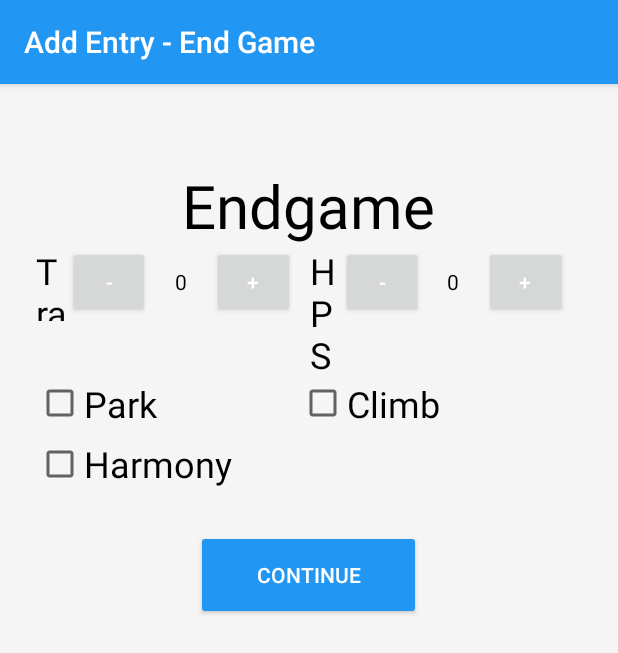
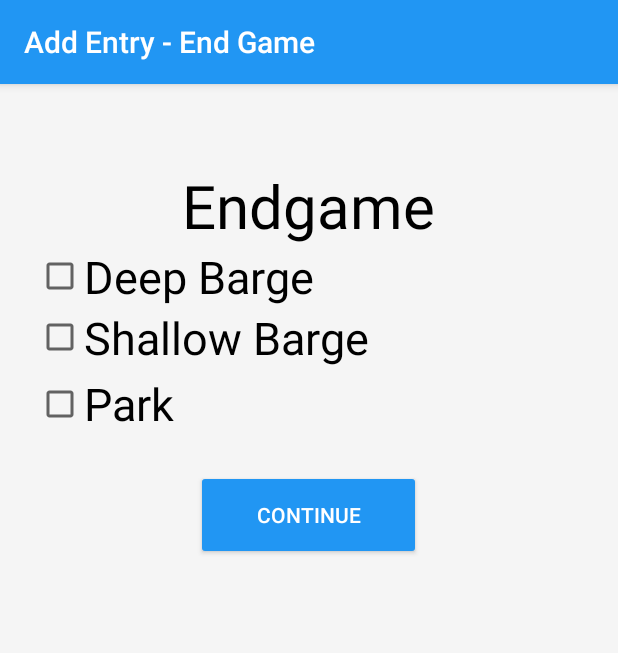
Before and after one commit to RaiderRobotix/Scouting-App, an Android app: the fragment EndGameFragment shown on its own in the app's theme, on a phone screen of 412 x 824 dp. Shown: the top 653 px of the screen. Run offline under Robolectric (Android 15) with nearby library versions, the light colour scheme and no system bars; 1 statement that could not run was skipped.

Commit message:
1/30/2025 4:08pm Ummi.

```diff
--- a/scoutingapp/src/main/java/org/usfirst/frc/team25/scouting/ui/dataentry/EndGameFragment.java
+++ b/scoutingapp/src/main/java/org/usfirst/frc/team25/scouting/ui/dataentry/EndGameFragment.java
@@ -23,8 +23,7 @@ import static org.usfirst.frc.team25.scouting.ui.UiHelper.hideKeyboard;
 
 public class EndGameFragment extends Fragment implements EntryFragment {
 
-    private ButtonIncDecSet trap, hps;
-    private CheckBox climb, park, harmony;
+    private CheckBox park, deepBarge, shallowBarge;
     private ScoutEntry entry;
 
 
@@ -47,11 +46,9 @@ public class EndGameFragment extends Fragment implements EntryFragment {
         if (entry.getEndgame() != null) {
             EndGame endgame = entry.getEndgame();
 
-            hps.setValue(endgame.getHps());
-            trap.setValue(endgame.getTrap());
-            climb.setChecked(endgame.isClimb());
             park.setChecked(endgame.isPark());
-            harmony.setChecked(endgame.isHarmony());
+            deepBarge.setChecked(endgame.isDeepBarge());
+            shallowBarge.setChecked(endgame.isShallowBarge());
 
 
         }
@@ -59,7 +56,7 @@ public class EndGameFragment extends Fragment implements EntryFragment {
 
     public void saveState() {
 
-        entry.setEndgame(new EndGame(hps.getValue(), trap.getValue(), climb.isChecked(), park.isChecked(), harmony.isChecked()));
+        entry.setEndgame(new EndGame(park.isChecked(), deepBarge.isChecked(), shallowBarge.isChecked()));
     }
 
     @SuppressLint("MissingInflatedId")
@@ -70,11 +67,9 @@ public class EndGameFragment extends Fragment implements EntryFragment {
         final View view = inflater.inflate(R.layout.fragment_endgame, container, false);
 
         Button continueButton = view.findViewById(R.id.endgame_continue);
-        hps = view.findViewById(R.id.endgame_hps);
-        trap = view.findViewById(R.id.endgame_trap);
-        climb = view.findViewById(R.id.endgame_climb);
         park = view.findViewById(R.id.endgame_park);
-        harmony = view.findViewById(R.id.endgame_harmony);
+        deepBarge = view.findViewById(R.id.endgame_deepBarge);
+        shallowBarge = view.findViewById(R.id.endgame_shallowBarge);
 
         autoPopulate();
 
--- /dev/null
+++ b/scoutingapp/src/main/java/org/usfirst/frc/team25/scouting/ui/dataentry/TextInputEditText.java
@@ -0,0 +1,4 @@
+package org.usfirst.frc.team25.scouting.ui.dataentry;
+
+public class TextInputEditText {
+}
--- a/scoutingapp/src/main/res/layout/activity_menu.xml
+++ b/scoutingapp/src/main/res/layout/activity_menu.xml
@@ -24,8 +24,6 @@
             android:layout_height="150dp"
             android:layout_alignParentTop="true"
             android:layout_centerInParent="true"
-            android:layout_centerHorizontal="true"
-            android:layout_centerVertical="true"
             android:background="@drawable/circle_icon_white"
             android:scaleType="centerInside"
             android:src="@drawable/circle_icon" />
--- a/scoutingapp/src/main/res/layout/fragment_endgame.xml
+++ b/scoutingapp/src/main/res/layout/fragment_endgame.xml
@@ -47,36 +47,6 @@
                     android:layout_height="match_parent"
                     android:orientation="horizontal">
 
-                    <TextView
-                        android:id="@+id/endgame_trap_text"
-                        android:layout_width="80dp"
-                        android:layout_height="50dp"
-                        android:layout_weight="1"
-                        android:text="Trap"
-                        android:textSize="24sp" />
-
-                    <org.usfirst.frc.team25.scouting.ui.views.ButtonIncDecSet
-                        android:id="@+id/endgame_trap"
-                        android:layout_width="220dp"
-                        android:layout_height="50dp"
-                        android:layout_weight="1" />
-
-                    <TextView
-                        android:id="@+id/endgame_hps_text"
-                        android:layout_width="80dp"
-                        android:layout_height="wrap_content"
-                        android:layout_weight="1"
-                        android:text="HPS"
-                        android:textSize="24sp" />
-
-                    <org.usfirst.frc.team25.scouting.ui.views.ButtonIncDecSet
-                        android:id="@+id/endgame_hps"
-                        android:layout_width="220dp"
-                        android:layout_height="50dp"
-                        android:layout_weight="1">
-
-                    </org.usfirst.frc.team25.scouting.ui.views.ButtonIncDecSet>
-
                 </LinearLayout>
 
                 <LinearLayout
@@ -86,31 +56,32 @@
                     android:orientation="horizontal">
 
                     <CheckBox
-                        android:id="@+id/endgame_park"
-                        android:layout_width="wrap_content"
+                        android:id="@+id/endgame_deepBarge"
+                        android:layout_width="241dp"
                         android:layout_height="wrap_content"
                         android:layout_weight="1"
-                        android:text="Park"
-                        android:textSize="24sp"
+                        android:text="Deep Barge"
+                        android:textSize="30sp"
                         tools:ignore="TouchTargetSizeCheck" />
 
-                    <CheckBox
-                        android:id="@+id/endgame_climb"
-                        android:layout_width="wrap_content"
-                        android:layout_height="wrap_content"
-                        android:layout_weight="1"
-                        android:text="Climb"
-                        android:textSize="24sp"
-                        tools:ignore="TouchTargetSizeCheck" />
                 </LinearLayout>
 
                 <CheckBox
-                    android:id="@+id/endgame_harmony"
+                    android:id="@+id/endgame_shallowBarge"
+                    android:layout_width="wrap_content"
+                    android:layout_height="wrap_content"
+                    android:layout_weight="1"
+                    android:text="Shallow Barge"
+                    android:textSize="30sp"
+                    tools:ignore="TouchTargetSizeCheck" />
+
+                <CheckBox
+                    android:id="@+id/endgame_park"
                     android:layout_width="match_parent"
                     android:layout_height="wrap_content"
                     android:minHeight="48dp"
-                    android:text="Harmony"
-                    android:textSize="24sp" />
+                    android:text="Park"
+                    android:textSize="30sp" />
 
             </LinearLayout>
 
```
Also changed, not shown: scoutingapp/src/main/java/org/usfirst/frc/team25/scouting/data/models/EndGame.java (+8 -17 lines), scoutingapp/src/main/res/layout/fragment_auto.xml (+7 -7 lines).
